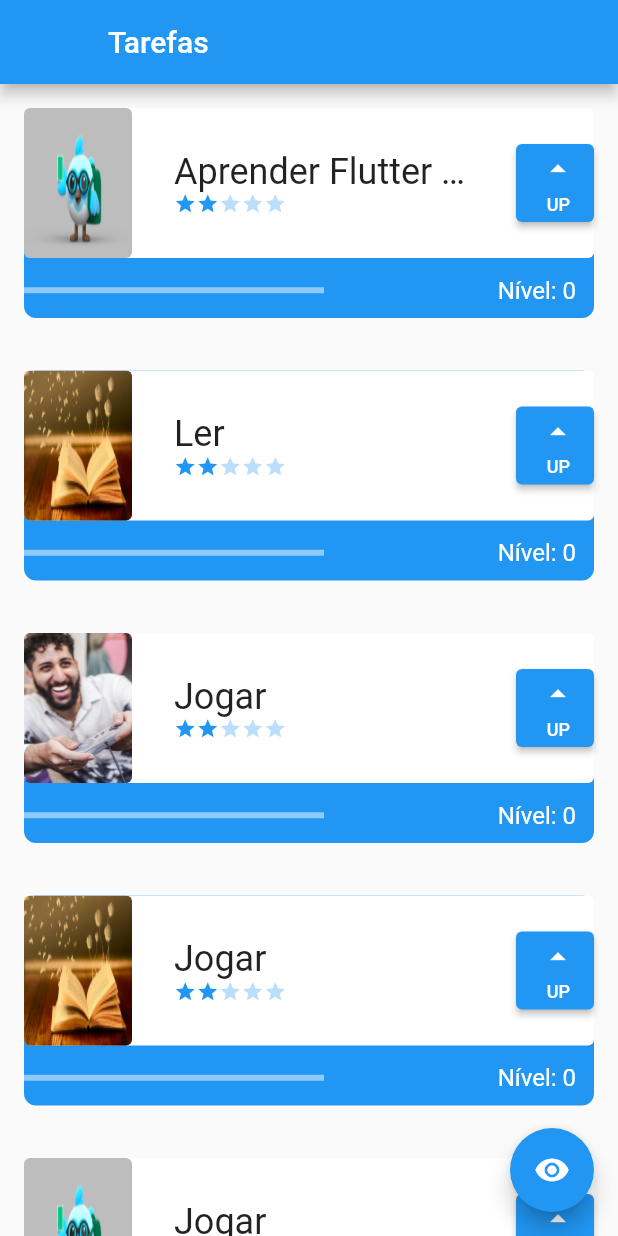
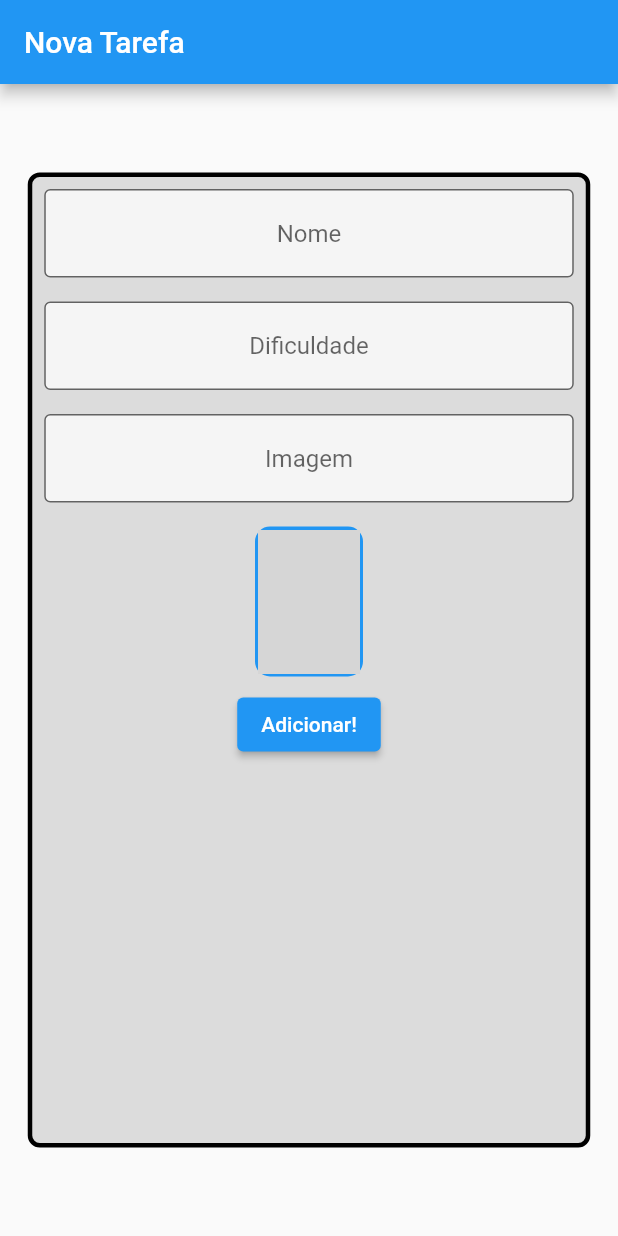
Before and after one commit to panjosbr/formation-flutter, a Flutter app: the screen it shows after launch, on a phone screen of 412 x 824 dp. Run offline on Flutter 3.47's test engine with Material 2 defaults, Android fonts, the phone set to English and light mode, and no system bars; network calls fail; grey boxes are pictures that could not be loaded.

Commit message:
adicionando inputs e controllers e layout inicial da tela

```diff
--- /dev/null
+++ b/flutter_widgets_states/lib/features/home/form.dart
@@ -0,0 +1,112 @@
+import 'package:flutter/material.dart';
+import 'package:flutter/src/widgets/framework.dart';
+import 'package:flutter/src/widgets/placeholder.dart';
+
+class FormScreen extends StatefulWidget {
+  const FormScreen({super.key});
+
+  @override
+  State<FormScreen> createState() => _FormScreenState();
+}
+
+class _FormScreenState extends State<FormScreen> {
+  TextEditingController nameController = TextEditingController();
+  TextEditingController difficultyController = TextEditingController();
+  TextEditingController imageController = TextEditingController();
+
+  @override
+  Widget build(BuildContext context) {
+    return Scaffold(
+      appBar: AppBar(
+        title: Text('Nova Tarefa'),
+      ),
+      body: Center(
+        child: Container(
+          height: 650,
+          width: 375,
+          decoration: BoxDecoration(
+            color: Colors.black12,
+            borderRadius: BorderRadius.circular(8),
+            border: Border.all(width: 3),
+          ),
+          child: Column(
+            children: [
+              Padding(
+                padding: const EdgeInsets.all(8.0),
+                child: TextFormField(
+                  controller: nameController,
+                  textAlign: TextAlign.center,
+                  decoration: InputDecoration(
+                    border: OutlineInputBorder(),
+                    hintText: 'Nome',
+                    fillColor: Colors.white70,
+                    filled: true,
+                  ),
+                ),
+              ),
+              Padding(
+                padding: const EdgeInsets.all(8.0),
+                child: TextFormField(
+                  controller: difficultyController,
+                  textAlign: TextAlign.center,
+                  decoration: InputDecoration(
+                    border: OutlineInputBorder(),
+                    hintText: 'Dificuldade',
+                    fillColor: Colors.white70,
+                    filled: true,
+                  ),
+                ),
+              ),
+              Padding(
+                padding: const EdgeInsets.all(8.0),
+                child: TextFormField(
+                  onChanged: (text) {
+                    setState(() {});
+                  },
+                  controller: imageController,
+                  textAlign: TextAlign.center,
+                  decoration: InputDecoration(
+                    border: OutlineInputBorder(),
+                    hintText: 'Imagem',
+                    fillColor: Colors.white70,
+                    filled: true,
+                  ),
+                ),
+              ),
+              Padding(
+                padding: const EdgeInsets.all(8.0),
+                child: Container(
+                  height: 100,
+                  width: 72,
+                  decoration: BoxDecoration(
+                    color: Colors.blue,
+                    borderRadius: BorderRadius.circular(10),
+                    border: Border.all(
+                      width: 2,
+                      color: Colors.blue,
+                    ),
+                  ),
+                  child: ClipRRect(
+                    borderRadius: BorderRadius.circular(10),
+                    child: Image.network(
+                      imageController.text,
+                      fit: BoxFit.cover,
+                    ),
+                  ),
+                ),
+              ),
+              ElevatedButton(
+                onPressed: () {
+                  print(nameController.text);
+                  print(int.parse(difficultyController.text));
+                  print(imageController.text);
+                },
+                child: Text('Adicionar!'),
+              ),
+            ],
+          ),
+        ),
+      ),
+    );
+  }
+}
--- a/flutter_widgets_states/lib/main.dart
+++ b/flutter_widgets_states/lib/main.dart
@@ -1,4 +1,5 @@
 import 'package:flutter/material.dart';
+import 'package:flutter_widgets_states/features/home/form.dart';
 import 'package:flutter_widgets_states/features/home/home.dart';
 
 void main() {
@@ -15,7 +16,7 @@ class MyApp extends StatelessWidget {
       theme: ThemeData(
         primarySwatch: Colors.blue,
       ),
-      home: const HomePage(),
+      home: const FormScreen(),
     );
   }
 }
```
